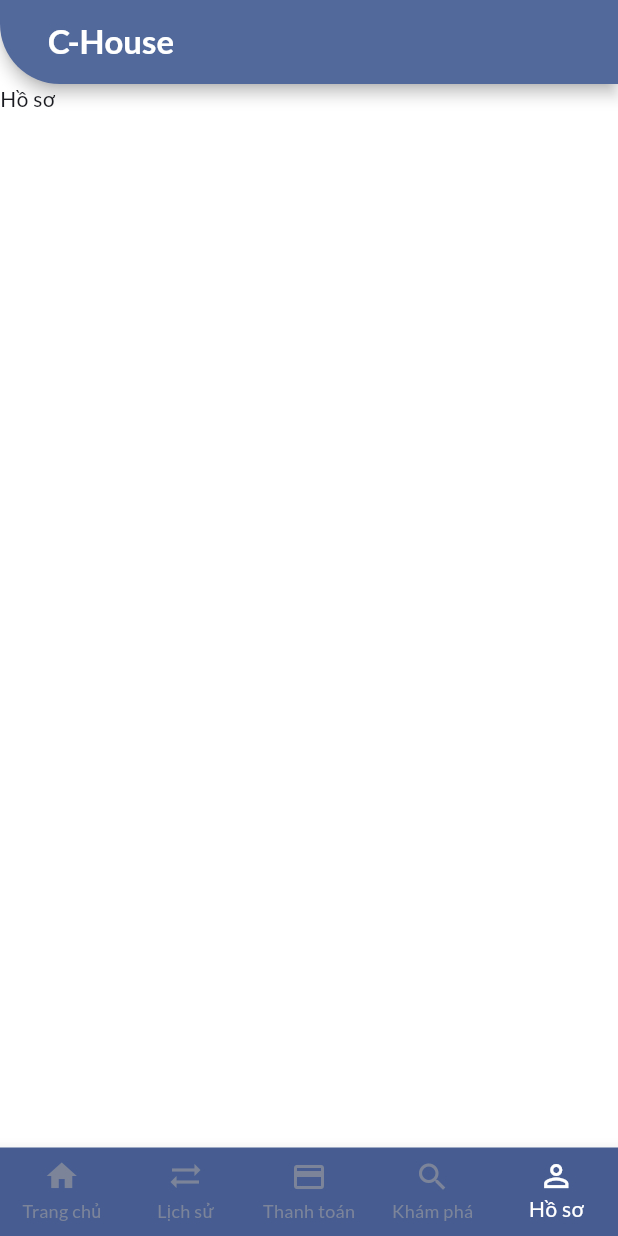
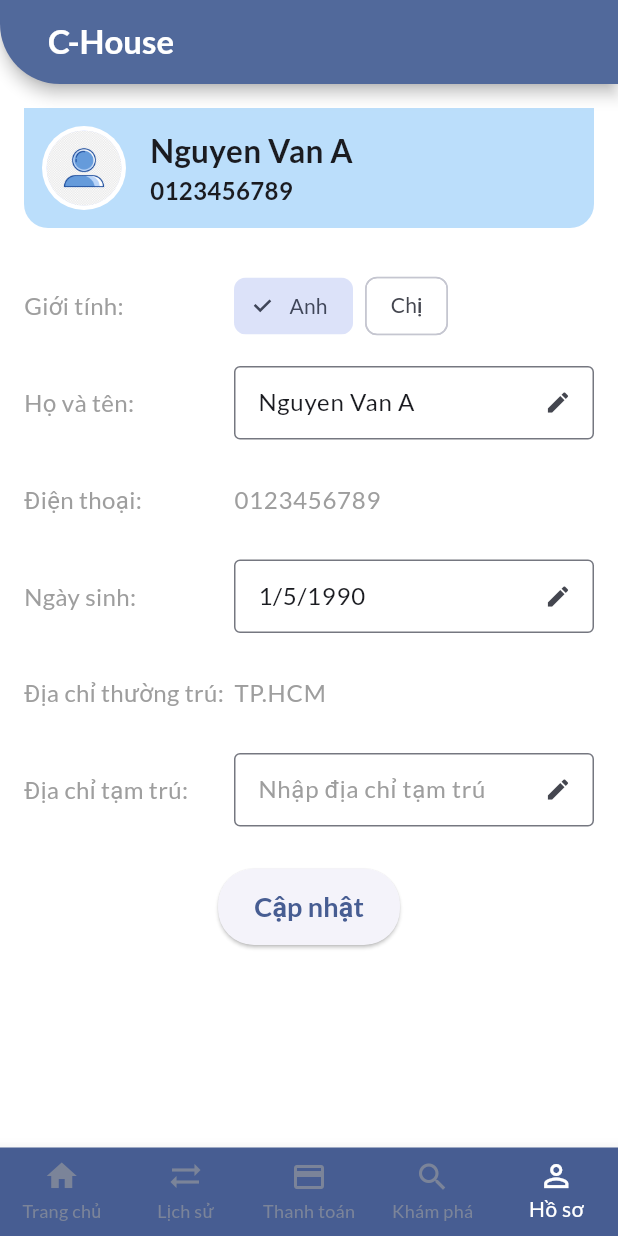
Before and after one commit to b2105536/ct46603-project, a Flutter app: the screen it shows after launch, item 5 of the bottom bar chosen, on a phone screen of 412 x 824 dp. Run offline on Flutter 3.47's test engine with Material 3 defaults, Android fonts, the phone set to English and light mode, and no system bars; accounts and stored records are empty; network calls fail.

Commit message:
Xay dung trang thong tin nguoi dung

```diff
--- a/lib/main.dart
+++ b/lib/main.dart
@@ -1,3 +1,4 @@
+import 'package:ct46603_project/ui/users/user_screen.dart';
 import 'package:flutter/material.dart';
 
 // import 'ui/houses/houses_manager.dart';
@@ -60,7 +61,7 @@ class _MyHomePageState extends State<MyHomePage> {
     const Text('Lịch sử'),
     const Text('Thanh toán'),
     const HousesOverviewScreen(),
-    const Text('Hồ sơ'),
+    const UserScreen(userPhoneNumber: '0123456789'),
   ];
 
   void _onItemTapped(int index) {
--- /dev/null
+++ b/lib/models/user.dart
@@ -0,0 +1,61 @@
+class User {
+  final String id;
+  final String name;
+  final String mobile;
+  final String peradd;
+  final String? temadd;
+  final String avatar;
+  final bool gender;
+  final DateTime? dob;
+  final bool role;
+
+  User({
+    required this.id,
+    this.name = '',
+    required this.mobile,
+    this.peradd = '',
+    this.temadd,
+    this.avatar = '',
+    this.gender = false,
+    this.dob,
+    this.role = false,
+  });
+
+  User copyWith({
+    String? id,
+    String? name,
+    String? mobile,
+    String? peradd,
+    String? temadd,
+    String? avatar,
+    bool? gender,
+    DateTime? dob,
+    bool? role,
+  }) {
+    return User(
+      id: id ?? this.id,
+      name: name ?? this.name,
+      mobile: mobile ?? this.mobile,
+      peradd: peradd ?? this.peradd,
+      temadd: temadd ?? this.temadd,
+      avatar: avatar ?? this.avatar,
+      gender: gender ?? this.gender,
+      dob: dob ?? this.dob,
+      role: role ?? this.role,
+    );
+  }
+
+  factory User.fromJson(Map<String, dynamic> json) {
+    return User(
+      id: json['id'],
+      name: json['name'] ?? '',
+      mobile: json['mobile'],
+      peradd: json['address'] ?? '',
+      temadd: json['address'],
+      avatar: json['avatar'] ?? '',
+      gender: json['gender'] ?? false,
+      dob: json['dob'] != null ? DateTime.parse(json['dob']) : null,
+      role: json['role'] ?? false,
+    );
+  }
+}
--- /dev/null
+++ b/lib/ui/users/user_card.dart
@@ -0,0 +1,69 @@
+import 'package:flutter/material.dart';
+
+class UserCard extends StatelessWidget {
+  const UserCard({
+    super.key,
+    required this.name,
+    required this.mobile,
+    required this.imageProvider,
+  });
+
+  final String name;
+  final String mobile;
+  final String imageProvider;
+
+  @override
+  Widget build(BuildContext context) {
+    final ImageProvider avatar = (imageProvider.isEmpty)
+        ? const AssetImage('assets/images/default_avatar.png')
+        : AssetImage(imageProvider);
+
+    return Container(
+      padding: const EdgeInsets.all(12.0),
+      decoration: BoxDecoration(
+        color: Colors.blue.shade100,
+        borderRadius: const BorderRadius.only(
+          bottomLeft: Radius.circular(16.0),
+          bottomRight: Radius.circular(16.0),
+        ),
+      ),
+      child: Row(
+        mainAxisAlignment: MainAxisAlignment.spaceBetween,
+        children: [
+          Row(
+            children: [
+              CircleAvatar(
+                backgroundColor: Colors.white,
+                radius: 28,
+                child: CircleAvatar(
+                  backgroundImage: avatar,
+                  radius: 25,
+                ),
+              ),
+              const SizedBox(width: 16),
+              Column(
+                crossAxisAlignment: CrossAxisAlignment.start,
+                children: [
+                  Text(
+                    name,
+                    style: const TextStyle(
+                      fontSize: 21.0,
+                      fontWeight: FontWeight.w700,
+                    ),
+                  ),
+                  Text(
+                    mobile,
+                    style: const TextStyle(
+                      fontSize: 16.0,
+                      fontWeight: FontWeight.w600,
+                    ),
+                  ),
+                ],
+              )
+            ],
+          ),
+        ],
+      ),
+    );
+  }
+}
--- /dev/null
+++ b/lib/ui/users/user_screen.dart
@@ -0,0 +1,217 @@
+import 'package:flutter/material.dart';
+
+import '../../models/user.dart';
+
+import 'users_manager.dart';
+import 'user_card.dart';
+
+class UserScreen extends StatefulWidget {
+  final String userPhoneNumber;
+
+  const UserScreen({super.key, required this.userPhoneNumber});
+
+  @override
+  State<UserScreen> createState() => _UserScreenState();
+}
+
+class _UserScreenState extends State<UserScreen> {
+  late User user;
+  bool gender = false;
+  late String tempName;
+
+  final TextEditingController nameController = TextEditingController();
+  final TextEditingController dobController = TextEditingController();
+  final TextEditingController temaddController = TextEditingController();
+
+  @override
+  void initState() {
+    super.initState();
+    _loadUserData();
+  }
+
+  void _loadUserData() {
+    final userManager = UsersManager();
+    user = userManager.getUserByPhoneNumber(widget.userPhoneNumber);
+
+    tempName = user.name;
+    nameController.text = tempName;
+    dobController.text = user.dob != null
+        ? "${user.dob!.day}/${user.dob!.month}/${user.dob!.year}"
+        : '';
+    temaddController.text = user.temadd ?? '';
+    gender = user.gender;
+    setState(() {});
+  }
+
+  @override
+  Widget build(BuildContext context) {
+    return Scaffold(
+      body: SingleChildScrollView(
+        child: Padding(
+          padding: const EdgeInsets.all(16.0),
+          child: Column(
+            crossAxisAlignment: CrossAxisAlignment.start,
+            children: [
+              UserCard(
+                name: tempName,
+                mobile: user.mobile,
+                imageProvider: user.avatar,
+              ),
+              const SizedBox(height: 20),
+              _buildEditableRow(
+                label: 'Giới tính:',
+                child: Row(
+                  children: [
+                    ChoiceChip(
+                      label: const Text('Anh'),
+                      selected: gender,
+                      onSelected: (selected) {
+                        setState(() {
+                          gender = true;
+                        });
+                      },
+                    ),
+                    const SizedBox(width: 8),
+                    ChoiceChip(
+                      label: const Text('Chị'),
+                      selected: !gender,
+                      onSelected: (selected) {
+                        setState(() {
+                          gender = false;
+                        });
+                      },
+                    ),
+                  ],
+                ),
+              ),
+              _buildEditableRow(
+                label: 'Họ và tên:',
+                child: _buildEditableTextField(
+                  controller: nameController,
+                  hintText: 'Nhập họ và tên',
+                  onChanged: (value) {
+                    setState(() {});
+                  },
+                ),
+              ),
+              _buildEditableRow(
+                label: 'Điện thoại:',
+                child: _buildReadOnlyTextField(
+                  initialValue: user.mobile,
+                ),
+              ),
+              _buildEditableRow(
+                label: 'Ngày sinh:',
+                child: _buildEditableTextField(
+                  controller: dobController,
+                  hintText: 'Nhập ngày sinh',
+                ),
+              ),
+              _buildEditableRow(
+                label: 'Địa chỉ thường trú: ',
+                child: _buildReadOnlyTextField(
+                  initialValue: user.peradd,
+                ),
+              ),
+              _buildEditableRow(
+                label: 'Địa chỉ tạm trú: ',
+                child: _buildEditableTextField(
+                  controller: temaddController,
+                  hintText: 'Nhập địa chỉ tạm trú',
+                ),
+              ),
+              const SizedBox(height: 20),
+              Center(
+                child: ElevatedButton(
+                  style: ElevatedButton.styleFrom(
+                    padding: const EdgeInsets.symmetric(
+                        horizontal: 24, vertical: 12),
+                    shape: RoundedRectangleBorder(
+                      borderRadius: BorderRadius.circular(24),
+                    ),
+                  ),
+                  onPressed: () {
+                    final updatedUser =
+                        user.copyWith(name: nameController.text);
+                    final userManager = UsersManager();
+                    userManager.updateUser(user.id, updatedUser);
+
+                    setState(() {
+                      user = updatedUser;
+                      tempName = user.name;
+                    });
+
+                    showDialog(
+                      context: context,
+                      builder: (ctx) => AlertDialog(
+                        title: const Text('Cập nhật'),
+                        content: const Text('Thông tin đã được cập nhật.'),
+                        actions: [
+                          TextButton(
+                            onPressed: () => Navigator.of(ctx).pop(),
+                            child: const Text('OK'),
+                          ),
+                        ],
+                      ),
+                    );
+                  },
+                  child: const Text('Cập nhật',
+                      style:
+                          TextStyle(fontSize: 18, fontWeight: FontWeight.bold)),
+                ),
+              ),
+            ],
+          ),
+        ),
+      ),
+    );
+  }
+
+  Widget _buildEditableRow({required String label, required Widget child}) {
+    return Padding(
+      padding: const EdgeInsets.symmetric(vertical: 8.0),
+      child: Row(
+        crossAxisAlignment: CrossAxisAlignment.center,
+        children: [
+          SizedBox(
+            width: 140,
+            child: Text(
+              label,
+              style: const TextStyle(fontSize: 16.0, color: Colors.grey),
+            ),
+          ),
+          Expanded(child: child),
+        ],
+      ),
+    );
+  }
+
+  Widget _buildEditableTextField({
+    required TextEditingController controller,
+    required String hintText,
+    Function(String)? onChanged,
+  }) {
+    return TextField(
+      controller: controller,
+      onChanged: onChanged,
+      decoration: InputDecoration(
+        hintText: hintText,
+        hintStyle: const TextStyle(color: Colors.grey),
+        suffixIcon: const Icon(Icons.edit),
+        border: const OutlineInputBorder(),
+        isDense: true,
+      ),
+    );
+  }
+
+  Widget _buildReadOnlyTextField({required String initialValue}) {
+    return TextField(
+      controller: TextEditingController(text: initialValue),
+      readOnly: true,
+      decoration: const InputDecoration(
+        border: InputBorder.none,
+      ),
+      style: const TextStyle(color: Colors.grey),
+    );
+  }
+}
--- /dev/null
+++ b/lib/ui/users/users_manager.dart
@@ -0,0 +1,42 @@
+import '../../models/user.dart';
+
+class UsersManager {
+  final List<User> _users = [
+    User(
+      id: 'u1',
+      name: 'Nguyen Van A',
+      mobile: '0123456789',
+      peradd: 'TP.HCM',
+      temadd: '',
+      avatar: '',
+      gender: true,
+      dob: DateTime(1990, 5, 1),
+      role: false,
+    ),
+    User(
+      id: 'u2',
+      name: 'Tran Thi B',
+      mobile: '0987654321',
+      peradd: 'Can Tho',
+      avatar: '',
+      gender: false,
+      dob: DateTime(1995, 8, 15),
+      role: true,
+    ),
+  ];
+
+  List<User> get users => [..._users];
+
+  User getUserByPhoneNumber(String mobile) {
+    return _users.firstWhere((user) => user.mobile == mobile,
+        orElse: () =>
+            throw Exception('Không tìm thấy người dùng với số điện thoại này'));
+  }
+
+  void updateUser(String id, User updatedUser) {
+    final index = users.indexWhere((u) => u.id == id);
+    if (index != -1) {
+      users[index] = updatedUser;
+    }
+  }
+}
--- a/pubspec.yaml
+++ b/pubspec.yaml
@@ -66,6 +66,7 @@ flutter:
   # To add assets to your application, add an assets section, like this:
   assets:
     - assets/images/ui-ux-element-web.png
+    - assets/images/default_avatar.png
   #   - images/a_dot_ham.jpeg
 
   # An image asset can refer to one or more resolution-specific "variants", see
```
Also changed, not shown: assets/images/default_avatar.png (added).
